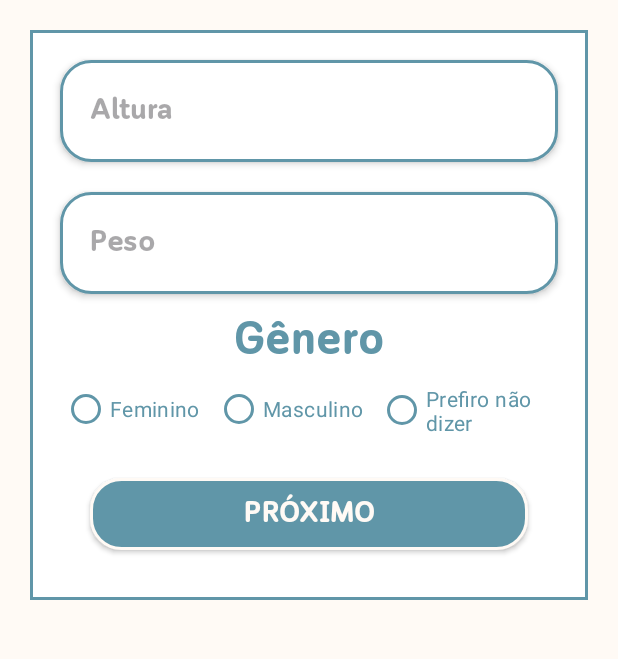
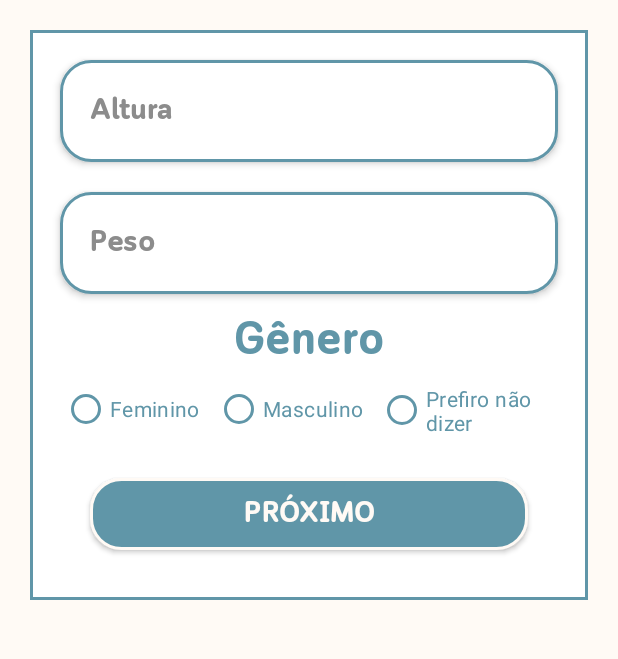
Before and after one commit to Pedrolbtb/Vihva-app, an Android app: the layout activity_cria_perfil2.xml on its own in the app's theme, with its tools: preview values and no code run, on a phone screen of 412 x 824 dp, the part 286-945 px from its top. Run offline under Robolectric (Android 15) with nearby library versions, the phone set to English and light mode, and no system bars.

```diff
--- a/app/src/main/AndroidManifest.xml
+++ b/app/src/main/AndroidManifest.xml
@@ -12,6 +12,9 @@
         android:supportsRtl="true"
         android:theme="@style/Theme.Vihva"
         tools:targetApi="31">
+        <activity
+            android:name=".Inicio"
+            android:exported="false" />
         <activity
             android:name=".configuracao"
             android:exported="false" />
--- a/app/src/main/res/layout/activity_cadastro_pac.xml
+++ b/app/src/main/res/layout/activity_cadastro_pac.xml
@@ -38,6 +38,7 @@
         android:drawableRight="@drawable/ic_email"
         android:drawableTint="#6095A7"
         android:elevation="3dp"
+        android:textColorHint="@color/hint"
         android:hint="@string/text_cadastro"
         android:inputType="textEmailAddress"
         android:textColorHighlight="#6095A7"
@@ -70,6 +71,7 @@
             android:layout_width="match_parent"
             android:layout_marginStart="40dp"
             android:layout_marginEnd="40dp"
+            android:textColorHint="@color/hint"
             android:hint="@string/text_csenha"
             android:inputType="textPassword"
             android:maxLength="8"
@@ -101,6 +103,7 @@
             android:layout_width="match_parent"
             android:layout_marginStart="40dp"
             android:layout_marginEnd="40dp"
+            android:textColorHint="@color/hint"
             android:hint="@string/text_confsenha"
             android:inputType="textPassword"
             android:maxLength="8"
--- a/app/src/main/res/layout/activity_cria_perfil.xml
+++ b/app/src/main/res/layout/activity_cria_perfil.xml
@@ -37,6 +37,7 @@
         android:layout_marginTop="20dp"
         android:elevation="3dp"
         android:hint="@string/text_cnome"
+        android:textColorHint="@color/hint"
         android:inputType="text"
         app:layout_constraintEnd_toEndOf="parent"
         app:layout_constraintHorizontal_bias="0.0"
@@ -52,6 +53,7 @@
         android:elevation="3dp"
         android:hint="@string/text_csobrenome"
         android:inputType="text"
+        android:textColorHint="@color/hint"
         android:textColor="@color/Letras"
         android:textSize="20dp"
         app:layout_constraintEnd_toEndOf="parent"
@@ -70,6 +72,7 @@
         android:inputType="number"
         android:textColor="@color/Letras"
         android:textSize="20dp"
+        android:textColorHint="@color/hint"
         app:layout_constraintEnd_toEndOf="parent"
         app:layout_constraintHorizontal_bias="0.0"
         app:layout_constraintStart_toStartOf="parent"
--- a/app/src/main/res/layout/activity_cria_perfil2.xml
+++ b/app/src/main/res/layout/activity_cria_perfil2.xml
@@ -30,13 +30,13 @@
     <!-- campos de altura-->
     <EditText
         android:id="@+id/edit_altura"
-        xmlns:mask="http://schemas.android.com/apk/res-auto"
         style="@style/Edit_Text_Login"
         android:layout_marginTop="20dp"
         android:elevation="3dp"
         android:hint="@string/text_caltura"
         android:inputType="numberDecimal"
-        android:maxLength="3"
+        android:maxLength="5"
+        android:textColorHint="@color/hint"
         android:textColorHighlight="#6095A7"
         android:textColorLink="#6095A7"
         app:layout_constraintEnd_toEndOf="parent"
@@ -55,17 +55,23 @@
         android:layout_marginEnd="40dp"
         android:elevation="3dp"
         android:hint="@string/text_cpeso"
+        android:textColorHint="@color/hint"
         android:inputType="numberDecimal"
-        android:maxLength="5"
         android:textColor="@color/Letras"
         android:textSize="20dp"
         app:layout_constraintEnd_toEndOf="parent"
         app:layout_constraintHorizontal_bias="0.0"
         app:layout_constraintStart_toStartOf="parent"
-        app:layout_constraintTop_toBottomOf="@+id/edit_altura"
-        />
+        app:layout_constraintTop_toBottomOf="@+id/edit_altura" />
 
 
+
+    <NumberPicker
+        android:id="@+id/np_peso"
+        android:layout_width="wrap_content"
+        android:layout_height="wrap_content"
+        android:visibility="gone"
+        tools:ignore="MissingConstraints" />
 
     <TextView
         android:id="@+id/txt_genero"
@@ -119,7 +125,7 @@
     </RadioGroup>
 
     <androidx.appcompat.widget.AppCompatButton
-        android:id="@+id/btn_próximo"
+        android:id="@+id/btn_proximo"
         style="@style/Button"
         android:layout_marginTop="20dp"
         android:text="@string/text_prox"
--- a/app/src/main/res/layout/activity_main.xml
+++ b/app/src/main/res/layout/activity_main.xml
@@ -24,6 +24,7 @@
         android:drawableTint="#6095A7"
         android:elevation="3dp"
         android:hint="@string/title_login"
+        android:textColorHint="@color/hint"
         android:inputType="textEmailAddress"
         app:layout_constraintEnd_toEndOf="parent"
         app:layout_constraintHorizontal_bias="0.0"
@@ -52,6 +53,7 @@
             android:layout_marginStart="40dp"
             android:layout_marginEnd="40dp"
             android:hint="@string/title_senha"
+            android:textColorHint="@color/hint"
             android:inputType="textPassword"
             android:maxLength="8"
             android:textSize="20dp" />
--- a/app/src/main/res/values/colors.xml
+++ b/app/src/main/res/values/colors.xml
@@ -6,5 +6,6 @@
     <color name="azul">#ADD8E6</color>
     <color name="Letras">#6096a8</color>
     <color name="sombra">#757575</color>
+    <color name="hint">#8c8c8c</color>
 
 </resources>
```
Also changed, not shown: app/src/main/java/com/example/vihva/CriaPerfil2.kt (+82 -11 lines), app/src/main/java/com/example/vihva/Inicio.kt (added, +11 -0 lines), app/src/main/res/layout/activity_inicio.xml (added, +9 -0 lines), app/src/main/res/layout/number_picker_layout.xml (added, +15 -0 lines).
